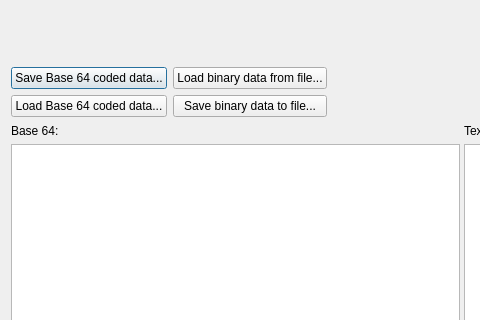
First picture: the form in src/base64dialog.ui, repository lbellonda/qxmledit, before the edit; both pictures show x 0 to 480 and y 0 to 320 of the 1009 by 649 pixel window.
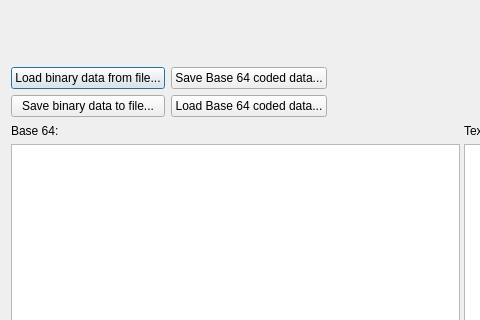
Second picture: the form after the edit. Icons and pictures are not drawn.

Commit message: Load/save base64 dialog coded text.

What changed in the file:
```diff
--- a/src/base64dialog.ui
+++ b/src/base64dialog.ui
@@ -113,24 +113,6 @@
          <item>
             <layout class="QVBoxLayout" name="verticalLayout_5z">
                <item>
-                <widget class="QPushButton" name="cmdSaveBase64CodedData">
-                   <property name="text">
-                    <string>Save Base 64 coded data...</string>
-                   </property>
-               </widget>
-             </item>
-                <item >
-              <widget class="QPushButton" name="cmdLoadBase64CodedData">
-               <property name="text">
-                <string>Load Base 64 coded data...</string>
-               </property>
-              </widget>
-              </item>
-            </layout>
-          </item>
-         <item>
-            <layout class="QVBoxLayout" name="verticalLayout_5">
-             <item>
             <widget class="QPushButton" name="cmdLoadFromFile">
              <property name="text">
               <string>Load binary data from file...</string>
@@ -146,9 +128,26 @@
            </item>
             </layout>
           </item>
-         </layout>
-       </item>
-
+         <item>
+          <layout class="QVBoxLayout" name="verticalLayout_5">
+           <item>
+            <widget class="QPushButton" name="cmdSaveBase64CodedData">
+             <property name="text">
+              <string>Save Base 64 coded data...</string>
+             </property>
+            </widget>
+           </item>
+           <item>
+            <widget class="QPushButton" name="cmdLoadBase64CodedData">
+             <property name="text">
+              <string>Load Base 64 coded data...</string>
+             </property>
+            </widget>
+           </item>
+          </layout>
+         </item>
+        </layout>
+       </item>
        <item>
         <spacer name="horizontalSpacer_2">
          <property name="orientation">
```
Left out of the diff: 2 changed lines with no effect on the pictures. Lines whose indentation alone changed are shown as unchanged. The commit also changes 6 other files.
